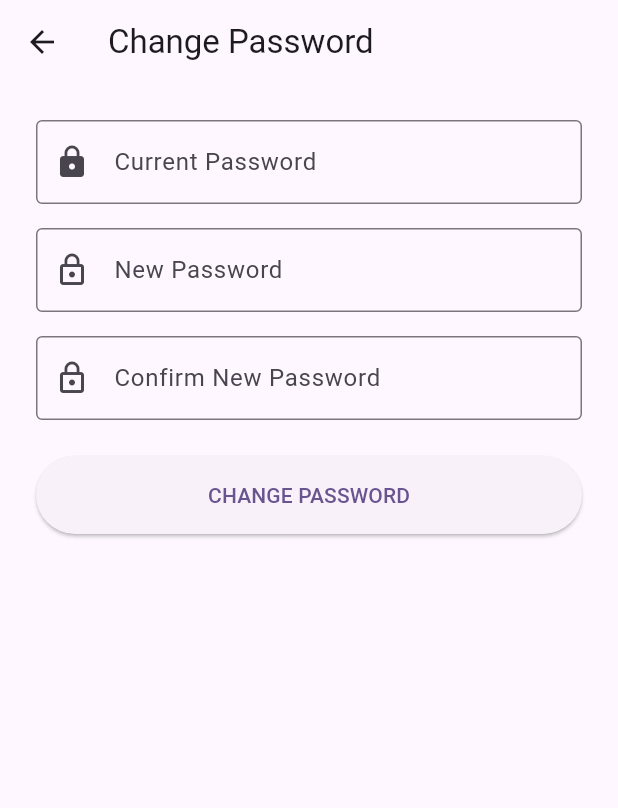
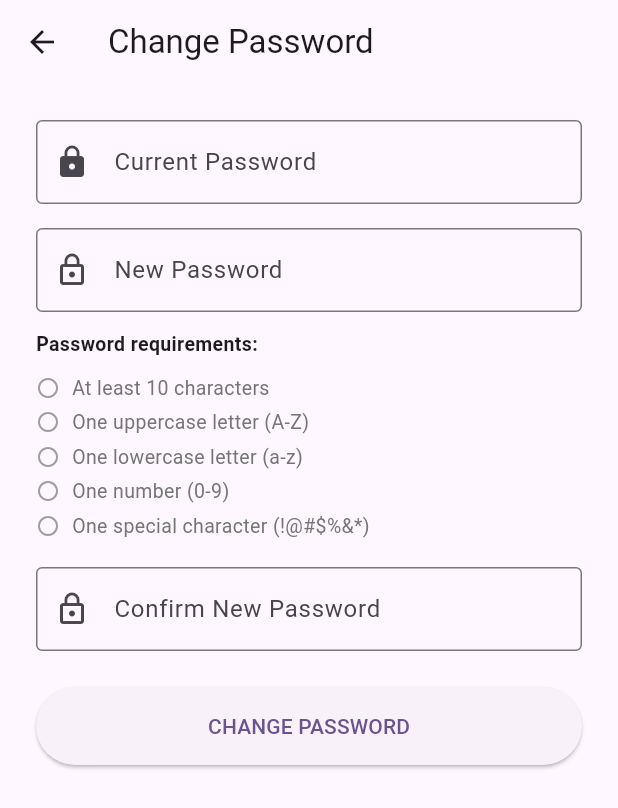
Before and after one commit to Comm4nd0/p4td, a Flutter app: the ChangePasswordScreen screen opened directly, on a phone screen of 412 x 824 dp. Shown: the top 808 px of the screen. Run offline on Flutter 3.47's test engine with Material 3 defaults, Android fonts, the phone set to English and light mode, and no system bars; our stand-ins replace cached_network_image, firebase_core, firebase_messaging, flutter_local_notifications, flutter_secure_storage, image_picker and 2 more; accounts and stored records are empty; network calls fail.

Commit message:
Enforce password complexity without expiration
- Add custom PasswordComplexityValidator requiring uppercase, lowercase,
  digit, and special character
- Increase minimum password length from 8 to 10 characters
- Add shared PasswordRequirements widget with live checklist that
  updates as the user types on both password screens
- Client-side validation prevents submission until all rules are met
- No password expiration policy — complexity enforced at set/change only

https://claude.ai/code/session_016PTRzjBjhqvoBG9J1583aJ

```diff
--- a/my_app/lib/screens/change_password_screen.dart
+++ b/my_app/lib/screens/change_password_screen.dart
@@ -1,5 +1,6 @@
 import 'package:flutter/material.dart';
 import '../services/auth_service.dart';
+import '../widgets/password_requirements.dart';
 
 class ChangePasswordScreen extends StatefulWidget {
   const ChangePasswordScreen({super.key});
@@ -16,6 +17,12 @@ class _ChangePasswordScreenState extends State<ChangePasswordScreen> {
   bool _isLoading = false;
   String? _errorMessage;
 
+  @override
+  void initState() {
+    super.initState();
+    _newPasswordController.addListener(() => setState(() {}));
+  }
+
   Future<void> _changePassword() async {
     final currentPassword = _currentPasswordController.text;
     final newPassword = _newPasswordController.text;
@@ -25,12 +32,12 @@ class _ChangePasswordScreenState extends State<ChangePasswordScreen> {
       setState(() => _errorMessage = 'Please fill in all fields.');
       return;
     }
+    if (!passwordMeetsRequirements(newPassword)) {
+      setState(() => _errorMessage = 'Please meet all password requirements below.');
+      return;
+    }
     if (newPassword != confirmPassword) {
       setState(() => _errorMessage = 'New passwords do not match.');
-      return;
-    }
-    if (newPassword.length < 8) {
-      setState(() => _errorMessage = 'New password must be at least 8 characters.');
       return;
     }
     if (currentPassword == newPassword) {
@@ -102,6 +109,8 @@ class _ChangePasswordScreenState extends State<ChangePasswordScreen> {
                 prefixIcon: Icon(Icons.lock_outline),
               ),
             ),
+            const SizedBox(height: 12),
+            PasswordRequirements(password: _newPasswordController.text),
             const SizedBox(height: 16),
             TextField(
               controller: _confirmPasswordController,
--- a/my_app/lib/screens/forgot_password_screen.dart
+++ b/my_app/lib/screens/forgot_password_screen.dart
@@ -1,5 +1,6 @@
 import 'package:flutter/material.dart';
 import '../services/auth_service.dart';
+import '../widgets/password_requirements.dart';
 
 class ForgotPasswordScreen extends StatefulWidget {
   const ForgotPasswordScreen({super.key});
@@ -23,6 +24,12 @@ class _ForgotPasswordScreenState extends State<ForgotPasswordScreen> {
   final _confirmPasswordController = TextEditingController();
 
   String? _resetToken;
+
+  @override
+  void initState() {
+    super.initState();
+    _passwordController.addListener(() => setState(() {}));
+  }
 
   Future<void> _requestOTP() async {
     final email = _emailController.text.trim();
@@ -85,12 +92,12 @@ class _ForgotPasswordScreenState extends State<ForgotPasswordScreen> {
       setState(() => _errorMessage = 'Please enter a new password.');
       return;
     }
+    if (!passwordMeetsRequirements(password)) {
+      setState(() => _errorMessage = 'Please meet all password requirements below.');
+      return;
+    }
     if (password != confirm) {
       setState(() => _errorMessage = 'Passwords do not match.');
-      return;
-    }
-    if (password.length < 8) {
-      setState(() => _errorMessage = 'Password must be at least 8 characters.');
       return;
     }
 
@@ -278,6 +285,8 @@ class _ForgotPasswordScreenState extends State<ForgotPasswordScreen> {
                   ),
                   autofocus: true,
                 ),
+                const SizedBox(height: 12),
+                PasswordRequirements(password: _passwordController.text),
                 const SizedBox(height: 16),
                 TextField(
                   controller: _confirmPasswordController,
--- /dev/null
+++ b/my_app/lib/widgets/password_requirements.dart
@@ -0,0 +1,58 @@
+import 'package:flutter/material.dart';
+
+class PasswordRequirements extends StatelessWidget {
+  final String password;
+
+  const PasswordRequirements({super.key, required this.password});
+
+  @override
+  Widget build(BuildContext context) {
+    return Column(
+      crossAxisAlignment: CrossAxisAlignment.start,
+      children: [
+        const Text(
+          'Password requirements:',
+          style: TextStyle(fontWeight: FontWeight.w600, fontSize: 13),
+        ),
+        const SizedBox(height: 8),
+        _buildRequirement('At least 10 characters', password.length >= 10),
+        _buildRequirement('One uppercase letter (A-Z)', RegExp(r'[A-Z]').hasMatch(password)),
+        _buildRequirement('One lowercase letter (a-z)', RegExp(r'[a-z]').hasMatch(password)),
+        _buildRequirement('One number (0-9)', RegExp(r'\d').hasMatch(password)),
+        _buildRequirement('One special character (!@#\$%&*)', RegExp(r'[^A-Za-z0-9]').hasMatch(password)),
+      ],
+    );
+  }
+
+  Widget _buildRequirement(String text, bool met) {
+    return Padding(
+      padding: const EdgeInsets.symmetric(vertical: 2),
+      child: Row(
+        children: [
+          Icon(
+            met ? Icons.check_circle : Icons.circle_outlined,
+            size: 16,
+            color: met ? Colors.green : Colors.grey,
+          ),
+          const SizedBox(width: 8),
+          Text(
+            text,
+            style: TextStyle(
+              fontSize: 13,
+              color: met ? Colors.green.shade700 : Colors.grey.shade600,
+            ),
+          ),
+        ],
+      ),
+    );
+  }
+}
+
+/// Returns true if all complexity requirements are met.
+bool passwordMeetsRequirements(String password) {
+  return password.length >= 10 &&
+      RegExp(r'[A-Z]').hasMatch(password) &&
+      RegExp(r'[a-z]').hasMatch(password) &&
+      RegExp(r'\d').hasMatch(password) &&
+      RegExp(r'[^A-Za-z0-9]').hasMatch(password);
+}
```
Also changed, not shown: 3 other files.
